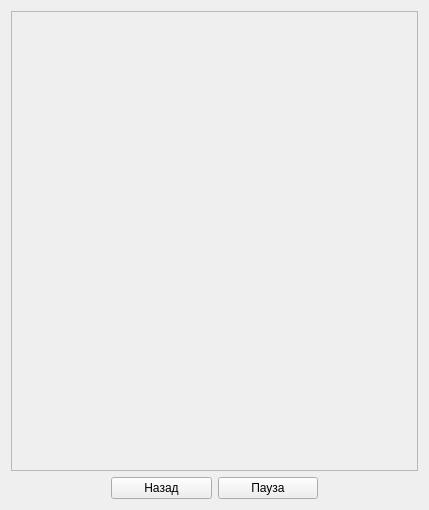
First picture: the form in tetris/UI/tetris_view.ui, repository KinitoSs/Tetris-App, before the edit.
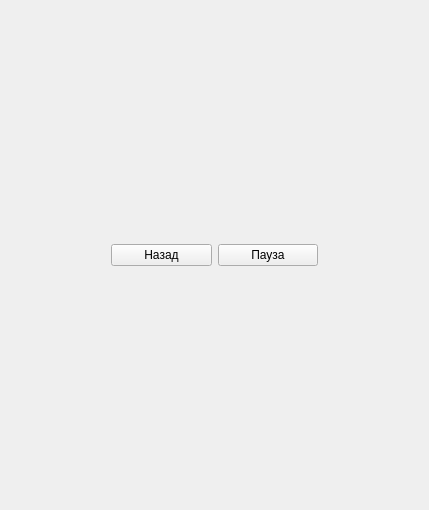
Second picture: the form after the edit.

```diff
--- a/tetris/UI/tetris_view.ui
+++ b/tetris/UI/tetris_view.ui
@@ -15,20 +15,10 @@
         </property>
         <layout class="QVBoxLayout" name="verticalLayout_2">
             <item>
-                <layout class="QVBoxLayout" name="verticalLayout" stretch="9,1">
+                <layout class="QVBoxLayout" name="verticalLayout" stretch="1">
                     <property name="sizeConstraint">
                         <enum>QLayout::SetDefaultConstraint</enum>
                     </property>
-                    <item>
-                        <widget class="QFrame" name="gameFrame">
-                            <property name="frameShape">
-                                <enum>QFrame::StyledPanel</enum>
-                            </property>
-                            <property name="frameShadow">
-                                <enum>QFrame::Raised</enum>
-                            </property>
-                        </widget>
-                    </item>
                     <item>
                         <layout class="QHBoxLayout" name="horizontalLayout">
                             <property name="spacing">
```
